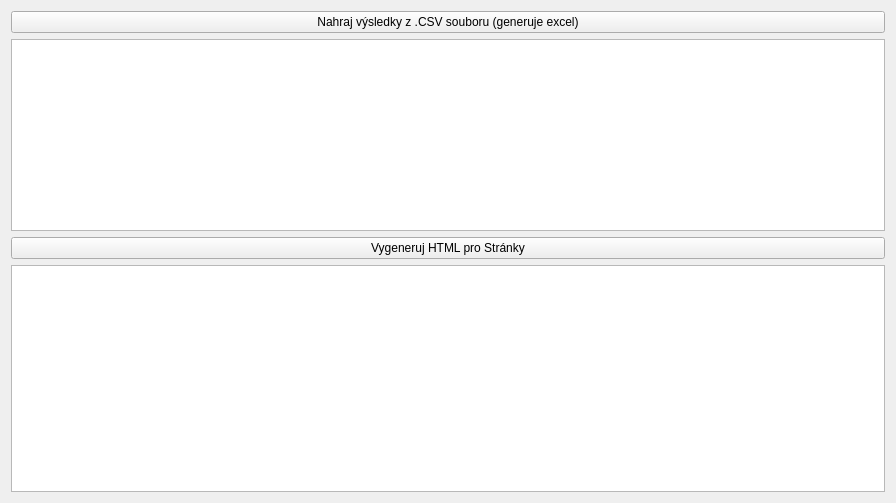
Before: the Qt Designer form propositionsdialog.ui in jjunior776/pekelnik, drawn with Qt 5.
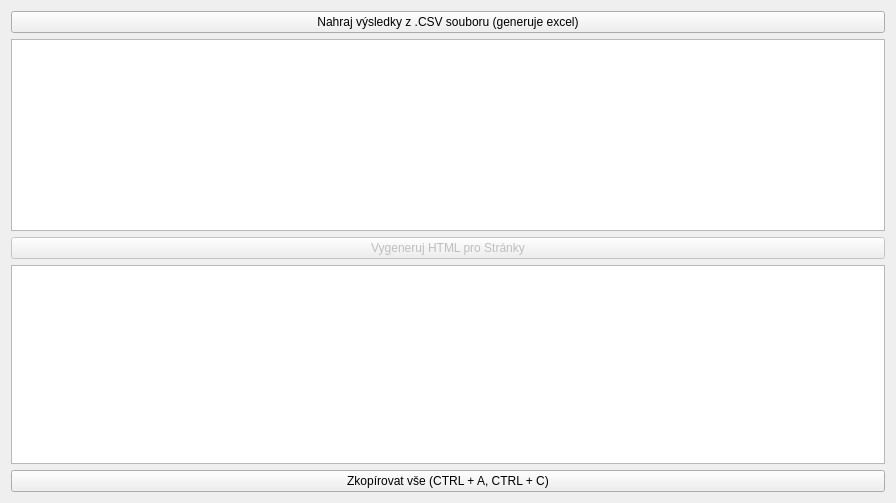
After: the same form once the commit is applied.

Commit message: Malé změny (design, ochrany)

Diff of the .ui file:
```diff
--- a/propositionsdialog.ui
+++ b/propositionsdialog.ui
@@ -13,7 +13,7 @@
   <property name="windowTitle">
    <string>Form</string>
   </property>
-  <layout class="QVBoxLayout" name="verticalLayout" stretch="0,0,0,5">
+  <layout class="QVBoxLayout" name="verticalLayout" stretch="0,0,0,5,0">
    <item>
     <layout class="QHBoxLayout" name="horizontalLayout">
      <item>
@@ -30,6 +30,9 @@
    </item>
    <item>
     <widget class="QPushButton" name="generateHtmlBtn">
+     <property name="enabled">
+      <bool>false</bool>
+     </property>
      <property name="text">
       <string>Vygeneruj HTML pro Stránky</string>
      </property>
@@ -38,6 +41,13 @@
    <item>
     <widget class="QPlainTextEdit" name="htmlPText"/>
    </item>
+   <item>
+    <widget class="QPushButton" name="copyBtn">
+     <property name="text">
+      <string>Zkopírovat vše (CTRL + A, CTRL + C)</string>
+     </property>
+    </widget>
+   </item>
   </layout>
  </widget>
  <resources/>
```
Left out of the diff: 37 changed lines with no effect on the pictures. The commit also changes 3 other files.
